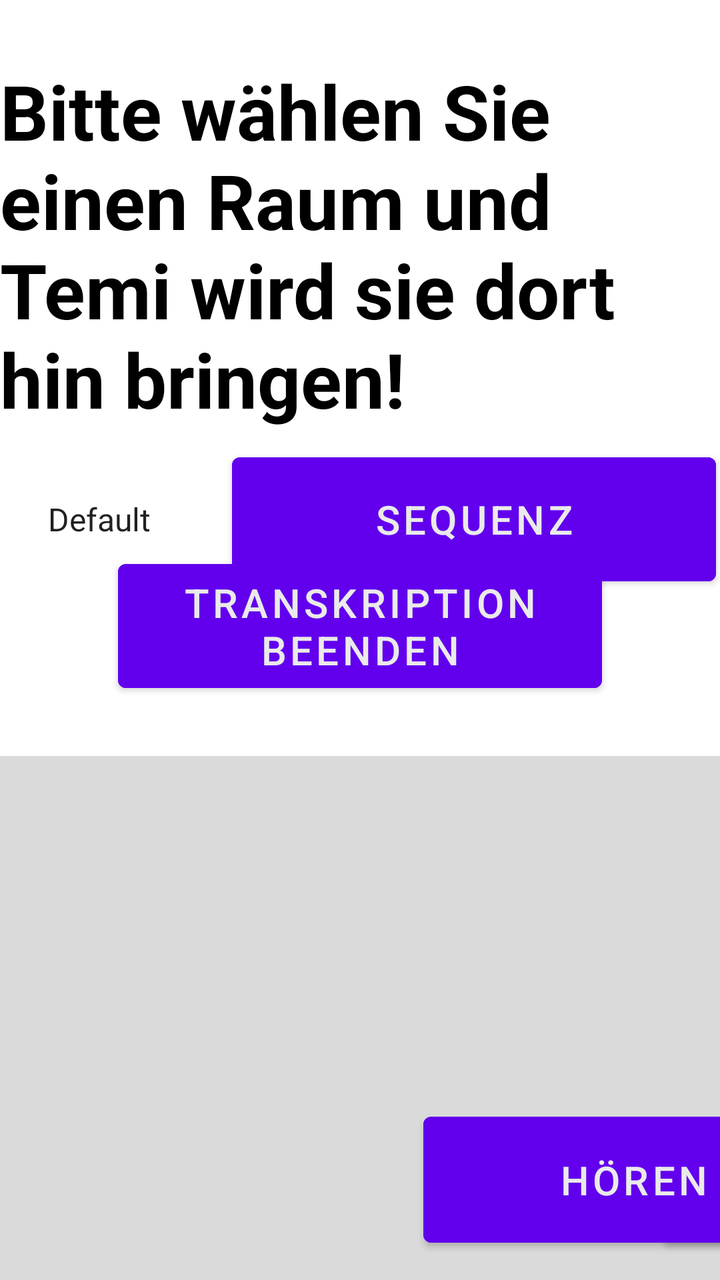
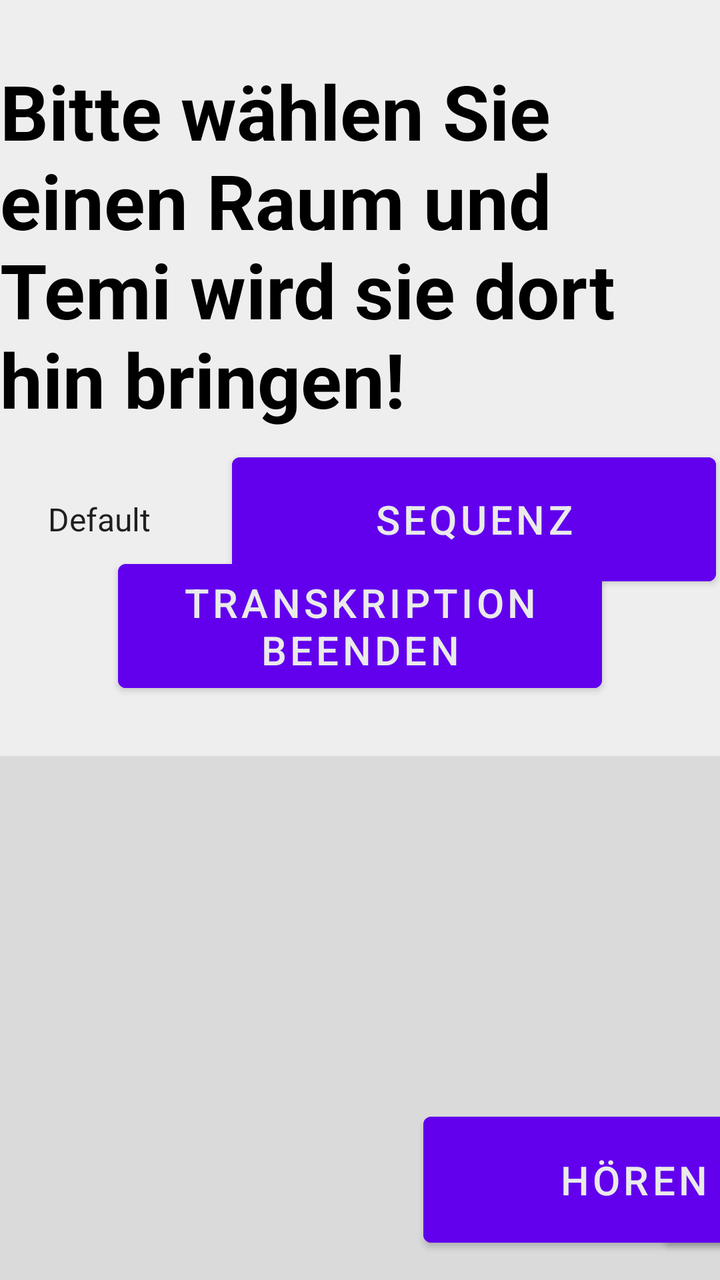

Two renders of the same Android screen: before a commit and after it. Below are the layout's source before the change and the commit's diff.
<!-- AndroidManifest.xml: application theme Theme.Temi_elevator -->
<!-- res/layout/activity_main.xml -->
<?xml version="1.0" encoding="utf-8"?>
<androidx.constraintlayout.widget.ConstraintLayout xmlns:android="http://schemas.android.com/apk/res/android"
    xmlns:app="http://schemas.android.com/apk/res-auto"
    xmlns:tools="http://schemas.android.com/tools"
    android:layout_width="match_parent"
    android:layout_height="match_parent"
    android:background="?attr/colorSurface">

    <TextView
        android:id="@+id/topTextView"
        android:layout_width="wrap_content"
        android:layout_height="wrap_content"
        android:layout_marginTop="30dp"
        android:text="@string/top_view_text"
        android:textColor="?attr/colorOnSurface"
        android:textSize="38sp"
        android:textStyle="bold"
        app:layout_constraintEnd_toEndOf="parent"
        app:layout_constraintStart_toStartOf="parent"
        app:layout_constraintTop_toTopOf="parent" />

    <androidx.constraintlayout.widget.ConstraintLayout
        android:layout_width="match_parent"
        android:layout_height="0dp"
        app:layout_constraintBottom_toBottomOf="parent"
        app:layout_constraintEnd_toEndOf="parent"
        app:layout_constraintHorizontal_bias="1.0"
        app:layout_constraintStart_toStartOf="parent"
        app:layout_constraintTop_toBottomOf="@+id/topTextView"
        app:layout_constraintVertical_bias="1.0">

        <Button
            android:id="@+id/sequence1Button"
            android:layout_width="242dp"
            android:layout_height="74dp"
            android:backgroundTint="?attr/colorPrimary"
            android:text="@string/sequenceOne"
            android:textColor="?attr/colorOnPrimary"
            android:textSize="20sp"
            app:layout_constraintBottom_toBottomOf="@+id/confirmLocationButton"
            app:layout_constraintEnd_toEndOf="parent"
            app:layout_constraintHorizontal_bias="0.984"
            app:layout_constraintStart_toStartOf="parent"
            app:layout_constraintTop_toTopOf="@+id/confirmLocationButton"
            app:layout_constraintVertical_bias="0.0" />

        <Spinner
            android:id="@+id/dropdownMenu"
            android:layout_width="816dp"
            android:layout_height="37dp"
            android:layout_marginStart="16dp"
            android:layout_marginTop="28dp"
            android:backgroundTint="?attr/colorOnTertiary"
            android:entries="@array/spinner_items"
            android:scrollbarSize="30dp"
            app:layout_constraintBottom_toTopOf="@+id/endTranscription"
            app:layout_constraintStart_toStartOf="parent"
            app:layout_constraintTop_toTopOf="parent"
            tools:ignore="VisualLintBounds" />

        <Button
            android:id="@+id/confirmLocationButton"
            android:layout_width="176dp"
            android:layout_height="74dp"
            android:layout_marginEnd="16dp"
            android:backgroundTint="?attr/colorPrimary"
            android:elegantTextHeight="true"
            android:text="@string/confirm"
            android:textColor="?attr/colorOnPrimary"
            android:textSize="20sp"
            app:layout_constraintBottom_toBottomOf="@+id/dropdownMenu"
            app:layout_constraintEnd_toEndOf="parent"
            app:layout_constraintHorizontal_bias="0.0"
            app:layout_constraintStart_toEndOf="@+id/dropdownMenu"
            app:layout_constraintTop_toTopOf="@+id/dropdownMenu"
            tools:ignore="VisualLintButtonSize" />

        <androidx.constraintlayout.widget.ConstraintLayout
            android:id="@+id/constraintLayout"
            android:layout_width="match_parent"
            android:layout_height="0dp"
            android:layout_marginTop="100dp"
            app:layout_constraintBottom_toBottomOf="parent"
            app:layout_constraintEnd_toEndOf="parent"
            app:layout_constraintHorizontal_bias="0.0"
            app:layout_constraintStart_toStartOf="parent"
            app:layout_constraintTop_toBottomOf="@+id/dropdownMenu"
            app:layout_constraintVertical_bias="0.0">

            <TextView
                android:id="@+id/elevatorTextView"
                android:layout_width="wrap_content"
                android:layout_height="wrap_content"
                android:text=""
                android:textAlignment="center"
                android:textColor="?attr/colorOnSurface"
                android:textSize="60sp"
                android:textStyle="bold"
                app:layout_constraintEnd_toEndOf="parent"
                app:layout_constraintStart_toStartOf="parent"
                app:layout_constraintTop_toTopOf="parent" />

            <TextView
                android:id="@+id/confirmTextView"
                android:layout_width="wrap_content"
                android:layout_height="wrap_content"
                android:text=""
                android:textAlignment="center"
                android:textColor="?attr/colorOnSurface"
                android:textSize="60sp"
                android:textStyle="bold"
                app:layout_constraintBottom_toBottomOf="parent"
                app:layout_constraintEnd_toEndOf="parent"
                app:layout_constraintStart_toStartOf="parent"
                app:layout_constraintTop_toBottomOf="@+id/elevatorTextView" />

            <Button
                android:id="@+id/confirmArrivedButton"
                android:layout_width="406dp"
                android:layout_height="80dp"
                android:backgroundTint="?attr/colorPrimary"
                android:clickable="false"
                android:text="@string/ja"
                android:textColor="?attr/colorOnPrimary"
                android:textSize="20sp"
                android:visibility="invisible"
                app:layout_constraintBottom_toBottomOf="@+id/confirmTextView"
                app:layout_constraintEnd_toEndOf="@+id/transcription"
                app:layout_constraintStart_toStartOf="@+id/transcription"
                app:layout_constraintTop_toTopOf="@+id/elevatorTextView" />

            <Button
                android:id="@+id/confirmFinishButton"
                android:layout_width="wrap_content"
                android:layout_height="wrap_content"
                android:layout_marginTop="14dp"
                android:backgroundTint="?attr/colorPrimary"
                android:text="@string/vielen_dank_temi"
                android:textColor="?attr/colorOnPrimary"
                android:visibility="invisible"
                app:layout_constraintEnd_toEndOf="parent"
                app:layout_constraintStart_toStartOf="parent"
                app:layout_constraintTop_toBottomOf="@+id/elevatorTextView" />

            <Button
                android:id="@+id/QRCodeButton"
                android:layout_width="wrap_content"
                android:layout_height="wrap_content"
                android:backgroundTint="?attr/colorPrimary"
                android:text="@string/i_want_to_scan_a_qr_code"
                android:textColor="?attr/colorOnPrimary"
                android:visibility="invisible"
                app:layout_constraintBottom_toBottomOf="parent"
                app:layout_constraintEnd_toEndOf="parent"
                app:layout_constraintStart_toStartOf="parent"
                app:layout_constraintTop_toBottomOf="@+id/confirmArrivedButton"
                app:layout_constraintVertical_bias="0.813" />

            <Button
                android:id="@+id/quitButton"
                android:layout_width="242dp"
                android:layout_height="74dp"
                android:backgroundTint="?attr/colorPrimary"
                android:elegantTextHeight="true"
                android:text="@string/quit"
                android:textColor="?attr/colorOnPrimary"
                android:textSize="20sp"
                app:layout_constraintBottom_toBottomOf="@+id/QRCodeButton"
                app:layout_constraintEnd_toEndOf="@+id/transcription" />

            <Button
                android:id="@+id/listen"
                android:layout_width="210dp"
                android:layout_height="75dp"
                android:backgroundTint="?attr/colorPrimary"
                android:text="@string/listen"
                android:textColor="?attr/colorOnPrimary"
                android:textSize="20sp"
                app:layout_constraintBottom_toBottomOf="@+id/QRCodeButton"
                app:layout_constraintEnd_toStartOf="@+id/quitButton"
                app:layout_constraintStart_toEndOf="@+id/QRCodeButton" />

            <TextView
                android:id="@+id/transcription"
                android:layout_width="1244dp"
                android:layout_height="353dp"
                android:layout_marginStart="16dp"
                android:layout_marginEnd="16dp"
                android:scrollbars = "vertical"
                android:autofillHints=""
                android:background="?attr/colorOnTertiary"
                android:ems="10"
                android:text="@string/TranscriptionText"
                android:textColor="?attr/colorOnSurface"
                android:textSize="25sp"
                app:layout_constraintBottom_toTopOf="@+id/listen"
                app:layout_constraintEnd_toEndOf="parent"
                app:layout_constraintHorizontal_bias="0.75"
                app:layout_constraintStart_toStartOf="parent"
                app:layout_constraintTop_toTopOf="parent"
                app:layout_constraintVertical_bias="0.0"
                tools:ignore="LabelFor,VisualLintTextFieldSize,VisualLintBounds" />

            <Button
                android:id="@+id/themeButton"
                android:layout_width="wrap_content"
                android:layout_height="wrap_content"
                android:layout_marginEnd="16dp"
                android:backgroundTint="?attr/colorPrimary"
                android:elegantTextHeight="true"
                android:text="@string/theme"
                android:textColor="?attr/colorOnPrimary"
                app:layout_constraintBottom_toBottomOf="@+id/QRCodeButton"
                app:layout_constraintEnd_toEndOf="parent"
                app:layout_constraintHorizontal_bias="0.016"
                app:layout_constraintStart_toStartOf="@+id/transcription" />

        </androidx.constraintlayout.widget.ConstraintLayout>

        <Button
            android:id="@+id/endTranscription"
            android:layout_width="242dp"
            android:layout_height="74dp"
            android:backgroundTint="?attr/colorPrimary"
            android:text="@string/end_transcription"
            android:textColor="?attr/colorOnPrimary"
            android:textSize="20sp"
            app:layout_constraintBottom_toBottomOf="parent"
            app:layout_constraintEnd_toEndOf="parent"
            app:layout_constraintStart_toStartOf="parent"
            app:layout_constraintTop_toTopOf="parent"
            app:layout_constraintVertical_bias="0.175" />

        <ProgressBar
            android:id="@+id/isRecordingBar"
            style="?android:attr/progressBarStyle"
            android:layout_width="wrap_content"
            android:layout_height="wrap_content"
            android:layout_marginTop="20dp"
            app:layout_constraintBottom_toBottomOf="@+id/endTranscription"
            app:layout_constraintEnd_toEndOf="@+id/sequence1Button"
            app:layout_constraintHorizontal_bias="1.0"
            app:layout_constraintStart_toStartOf="@+id/sequence1Button"
            app:layout_constraintTop_toTopOf="@+id/endTranscription"
            app:layout_constraintVertical_bias="0.0" />
    </androidx.constraintlayout.widget.ConstraintLayout>

</androidx.constraintlayout.widget.ConstraintLayout>
<!-- resources referenced by this layout -->
<resources>
  <string-array name="spinner_items">
          <item>Default</item>
      </string-array>
  <string name="TranscriptionText">Transkription wird hier angezeigt...</string>
  <string name="confirm">Bestätigen</string>
  <string name="end_transcription">Transkription beenden</string>
  <string name="i_want_to_scan_a_qr_code">I want to scan a QR Code</string>
  <string name="ja">Zurück zur Basisstation</string>
  <string name="listen">Hören</string>
  <string name="quit">Beenden</string>
  <string name="sequenceOne">Sequenz</string>
  <string name="theme">Dunkler Modus</string>
  <string name="top_view_text">Bitte wählen Sie einen Raum und Temi wird sie dort hin bringen!</string>
  <string name="vielen_dank_temi">Vielen Dank Temi</string>
  <style name="Theme.Temi_elevator" parent="Theme.MaterialComponents.DayNight.DarkActionBar">
          
          <item name="colorPrimary">@color/purple_500</item>
          <item name="colorPrimaryVariant">@color/purple_700</item>
          <item name="colorOnPrimary">@color/white_grey</item>
          <item name="colorOnTertiary">@color/white_text</item>
          
          <item name="colorSecondary">@color/light_red</item>
          <item name="colorSecondaryVariant">@color/teal_700</item>
          <item name="colorOnSecondary">@color/black</item>
          
          <item name="android:statusBarColor">?attr/colorPrimaryVariant</item>
          
          <item name="android:colorPrimary">@color/purple_500</item>
          <item name="android:colorPrimaryDark">@color/purple_700</item>
          <item name="android:actionBarStyle">@style/ActionBarStyle</item>
          
      </style>
  <color name="purple_500">#FF6200EE</color>
  <color name="purple_700">#FF3700B3</color>
  <color name="white_grey">#EAEAEA</color>
  <color name="white_text">#DADADA</color>
  <color name="light_red">#c55655</color>
  <color name="teal_700">#FF018786</color>
  <color name="black">#FF000000</color>
  <style name="ActionBarStyle" parent="Widget.AppCompat.ActionBar">
          <item name="background">@color/purple_500</item>
      </style>
</resources>

<!-- the commit's change to res/layout/activity_main.xml (unified diff, before → after) -->
@@ -125,8 +125,8 @@
                 android:textSize="20sp"
                 android:visibility="invisible"
                 app:layout_constraintBottom_toBottomOf="@+id/confirmTextView"
-                app:layout_constraintEnd_toEndOf="@+id/transcription"
-                app:layout_constraintStart_toStartOf="@+id/transcription"
+                app:layout_constraintEnd_toEndOf="@+id/scrollView"
+                app:layout_constraintStart_toStartOf="@+id/scrollView"
                 app:layout_constraintTop_toTopOf="@+id/elevatorTextView" />
 
             <Button
@@ -166,7 +166,7 @@
                 android:textColor="?attr/colorOnPrimary"
                 android:textSize="20sp"
                 app:layout_constraintBottom_toBottomOf="@+id/QRCodeButton"
-                app:layout_constraintEnd_toEndOf="@+id/transcription" />
+                app:layout_constraintEnd_toEndOf="@+id/scrollView" />
 
             <Button
                 android:id="@+id/listen"
@@ -180,26 +180,42 @@
                 app:layout_constraintEnd_toStartOf="@+id/quitButton"
                 app:layout_constraintStart_toEndOf="@+id/QRCodeButton" />
 
-            <TextView
-                android:id="@+id/transcription"
+            <ScrollView
+                android:id="@+id/scrollView"
                 android:layout_width="1244dp"
                 android:layout_height="353dp"
                 android:layout_marginStart="16dp"
                 android:layout_marginEnd="16dp"
-                android:scrollbars = "vertical"
-                android:autofillHints=""
                 android:background="?attr/colorOnTertiary"
-                android:ems="10"
-                android:text="@string/TranscriptionText"
-                android:textColor="?attr/colorOnSurface"
-                android:textSize="25sp"
                 app:layout_constraintBottom_toTopOf="@+id/listen"
                 app:layout_constraintEnd_toEndOf="parent"
                 app:layout_constraintHorizontal_bias="0.75"
                 app:layout_constraintStart_toStartOf="parent"
                 app:layout_constraintTop_toTopOf="parent"
-                app:layout_constraintVertical_bias="0.0"
-                tools:ignore="LabelFor,VisualLintTextFieldSize,VisualLintBounds" />
+                app:layout_constraintVertical_bias="0.0">
+
+                <TextView
+                    android:id="@+id/transcription"
+                    android:layout_width="match_parent"
+                    android:layout_height="wrap_content"
+                    android:layout_marginStart="16dp"
+                    android:layout_marginEnd="16dp"
+                    android:autofillHints=""
+                    android:background="?attr/colorOnTertiary"
+                    android:ems="10"
+                    android:scrollbars="vertical"
+                    android:text="@string/TranscriptionText"
+                    android:textColor="?attr/colorOnSurface"
+                    android:textSize="30sp"
+                    app:layout_constraintBottom_toTopOf="parent"
+                    app:layout_constraintEnd_toEndOf="parent"
+                    app:layout_constraintHorizontal_bias="0.75"
+                    app:layout_constraintStart_toStartOf="parent"
+                    app:layout_constraintTop_toTopOf="parent"
+                    app:layout_constraintVertical_bias="0.0"
+                    tools:ignore="LabelFor,VisualLintTextFieldSize,VisualLintBounds" />
+
+            </ScrollView>
 
             <Button
                 android:id="@+id/themeButton"
@@ -213,7 +229,7 @@
                 app:layout_constraintBottom_toBottomOf="@+id/QRCodeButton"
                 app:layout_constraintEnd_toEndOf="parent"
                 app:layout_constraintHorizontal_bias="0.016"
-                app:layout_constraintStart_toStartOf="@+id/transcription" />
+                app:layout_constraintStart_toStartOf="@+id/scrollView" />
 
         </androidx.constraintlayout.widget.ConstraintLayout>
 
<!-- resource entries referenced after the edit -->
@@ -3,7 +3,7 @@
   <string-array name="spinner_items">
           <item>Default</item>
       </string-array>
-  <string name="TranscriptionText">Transkription wird hier angezeigt...</string>
+  <string name="TranscriptionText">Transkription wird hier angezeigt.</string>
   <string name="confirm">Bestätigen</string>
   <string name="end_transcription">Transkription beenden</string>
   <string name="i_want_to_scan_a_qr_code">I want to scan a QR Code</string>
@@ -31,6 +31,7 @@
           <item name="android:colorPrimaryDark">@color/purple_700</item>
           <item name="android:actionBarStyle">@style/ActionBarStyle</item>
           
+          <item name="colorSurface">@color/md_grey_200</item>
       </style>
   <color name="purple_500">#FF6200EE</color>
   <color name="purple_700">#FF3700B3</color>
@@ -42,5 +43,6 @@
   <style name="ActionBarStyle" parent="Widget.AppCompat.ActionBar">
           <item name="background">@color/purple_500</item>
       </style>
+  <color name="md_grey_200">#EEEEEE</color>
 </resources>
 
